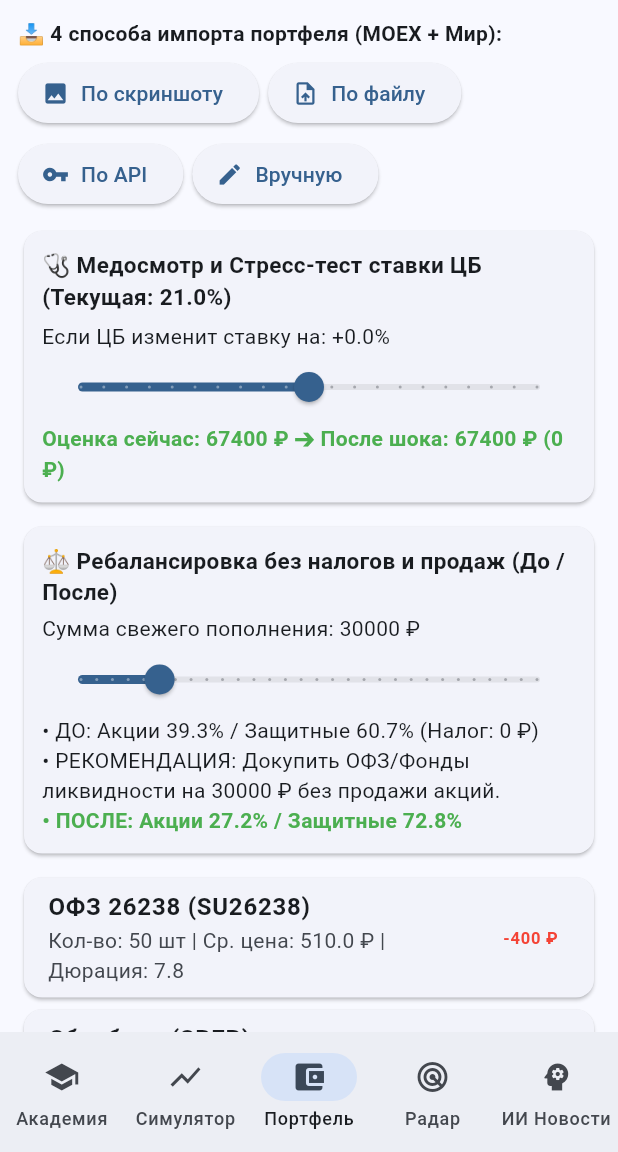
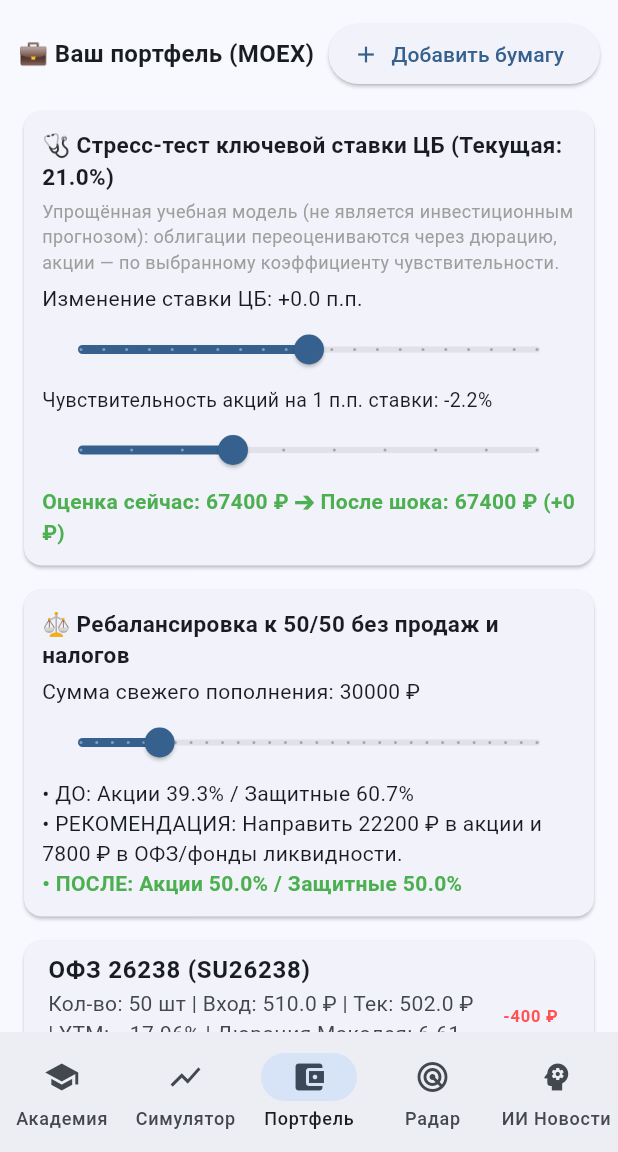
Before and after one commit to apriory50-create/invest_trainer, a Flutter app: the screen it shows after launch, item 3 of the bottom bar chosen, on a phone screen of 412 x 824 dp, the part 84-1236 px from its top. Run offline on Flutter 3.47's test engine with Material 3 defaults, Android fonts, the phone set to English and light mode, and no system bars; our stand-ins replace shared_preferences; network calls fail.

Commit message:
Update portfolio_screen.dart

```diff
--- a/lib/portfolio_screen.dart
+++ b/lib/portfolio_screen.dart
@@ -1,5 +1,6 @@
 import 'package:flutter/material.dart';
 import 'app_state.dart';
+import 'services/bond_calculator.dart';
 
 class PortfolioScreen extends StatefulWidget {
   final AppState state;
@@ -11,74 +12,142 @@ class PortfolioScreen extends StatefulWidget {
 
 class _PortfolioScreenState extends State<PortfolioScreen> {
   double _stressRateDelta = 0.0;
+  double _stockRateSensitivity = 2.2; // Допущение: % изменения акций на 1 п.п. ставки
   double _cashTopUp = 30000.0;
+
   final _tickerCtrl = TextEditingController();
+  final _nameCtrl = TextEditingController();
   final _qtyCtrl = TextEditingController(text: '10');
   final _priceCtrl = TextEditingController(text: '250');
+  final _durCtrl = TextEditingController(text: '0.0');
+  String _selectedType = 'stock';
+  String? _formError;
 
   @override
   void dispose() {
     _tickerCtrl.dispose();
+    _nameCtrl.dispose();
     _qtyCtrl.dispose();
     _priceCtrl.dispose();
+    _durCtrl.dispose();
     super.dispose();
   }
 
-  void _showImportDialog(String method) {
-    String selectedType = 'stock';
+  void _openAddAssetDialog() {
+    _formError = null;
     showDialog(
       context: context,
       builder: (ctx) => StatefulBuilder(
         builder: (context, setDialogState) => AlertDialog(
-          title: Text('Импорт: $method'),
-          content: Column(
+          title: const Text('Добавить бумагу в портфель'),
+          content: SingleChildScrollView(
+            child: Column(
               mainAxisSize: MainAxisSize.min,
               children: [
-              Text('Распознавание ($method) готово. Проверьте или добавьте бумагу:'),
-              const SizedBox(height: 8),
                 DropdownButtonFormField<String>(
-                value: selectedType,
-                decoration: const InputDecoration(labelText: 'Тип актива'),
+                  value: _selectedType,
+                  decoration: const InputDecoration(labelText: 'Класс актива'),
                   items: const [
                     DropdownMenuItem(value: 'stock', child: Text('Акция')),
-                  DropdownMenuItem(value: 'bond', child: Text('Облигация (ОФЗ)')),
-                  DropdownMenuItem(value: 'etf', child: Text('Фонд ликвидности')),
+                    DropdownMenuItem(value: 'bond', child: Text('Облигация')),
+                    DropdownMenuItem(
+                        value: 'etf', child: Text('Фонд БПИФ / Ликвидность')),
                   ],
                   onChanged: (v) {
-                  if (v != null) setDialogState(() => selectedType = v);
+                    if (v != null) setDialogState(() => _selectedType = v);
                   },
                 ),
                 TextField(
                   controller: _tickerCtrl,
-                decoration: const InputDecoration(labelText: 'Тикер (напр. LKOH, SBER, SU26238)'),
+                  decoration: const InputDecoration(
+                    labelText: 'Тикер (например: LKOH, SBER, SU26238)',
+                  ),
+                ),
+                TextField(
+                  controller: _nameCtrl,
+                  decoration: const InputDecoration(
+                    labelText: 'Название (необязательно)',
+                  ),
                 ),
                 TextField(
                   controller: _qtyCtrl,
-                decoration: const InputDecoration(labelText: 'Количество шт.'),
+                  decoration:
+                      const InputDecoration(labelText: 'Количество (шт.)'),
                   keyboardType: TextInputType.number,
                 ),
                 TextField(
                   controller: _priceCtrl,
-                decoration: const InputDecoration(labelText: 'Цена покупки ₽'),
-                keyboardType: TextInputType.number,
+                  decoration:
+                      const InputDecoration(labelText: 'Цена покупки (₽)'),
+                  keyboardType:
+                      const TextInputType.numberWithOptions(decimal: true),
+                ),
+                if (_selectedType != 'stock')
+                  TextField(
+                    controller: _durCtrl,
+                    decoration: const InputDecoration(
+                      labelText: 'Дюрация (лет, для облигаций)',
+                    ),
+                    keyboardType:
+                        const TextInputType.numberWithOptions(decimal: true),
+                  ),
+                if (_formError != null) ...[
+                  const SizedBox(height: 8),
+                  Text(
+                    _formError!,
+                    style: const TextStyle(color: Colors.red, fontSize: 13),
                   ),
                 ],
+              ],
+            ),
           ),
           actions: [
-            TextButton(onPressed: () => Navigator.pop(ctx), child: const Text('Отмена')),
+            TextButton(
+              onPressed: () => Navigator.pop(ctx),
+              child: const Text('Отмена'),
+            ),
             ElevatedButton(
               onPressed: () {
-                final t = _tickerCtrl.text.trim().isEmpty
-                    ? 'LKOH'
-                    : _tickerCtrl.text.trim().toUpperCase();
-                final q = int.tryParse(_qtyCtrl.text) ?? 10;
-                final p = double.tryParse(_priceCtrl.text) ?? 250.0;
-                final dur = selectedType == 'bond' ? 5.5 : (selectedType == 'etf' ? 0.1 : 0.0);
-                widget.state.addAsset(t, 'Актив $t', selectedType, q, p, dur);
-                setState(() {});
+                final ticker = _tickerCtrl.text.trim().toUpperCase();
+                final qty = int.tryParse(_qtyCtrl.text.trim());
+                final price =
+                    double.tryParse(_priceCtrl.text.trim().replaceAll(',', '.'));
+                final dur =
+                    double.tryParse(_durCtrl.text.trim().replaceAll(',', '.')) ??
+                        0.0;
+
+                if (ticker.isEmpty) {
+                  setDialogState(() => _formError = 'Укажите тикер бумаги');
+                  return;
+                }
+                if (qty == null || qty <= 0) {
+                  setDialogState(
+                      () => _formError = 'Количество должно быть больше 0');
+                  return;
+                }
+                if (price == null || price <= 0) {
+                  setDialogState(
+                      () => _formError = 'Укажите корректную цену больше 0');
+                  return;
+                }
+
+                final name = _nameCtrl.text.trim().isEmpty
+                    ? 'Актив $ticker'
+                    : _nameCtrl.text.trim();
+
+                widget.state.addAsset(
+                  ticker,
+                  name,
+                  _selectedType,
+                  qty,
+                  price,
+                  _selectedType == 'stock' ? 0.0 : dur,
+                );
+                _tickerCtrl.clear();
+                _nameCtrl.clear();
                 Navigator.pop(ctx);
               },
-              child: const Text('Импортировать'),
+              child: const Text('Добавить'),
             ),
           ],
         ),
@@ -98,46 +167,48 @@ class _PortfolioScreenState extends State<PortfolioScreen> {
       totalVal += val;
       if (a.type == 'stock') stocksVal += val;
 
-      final dropPct = a.type == 'stock' ? (-_stressRateDelta * 2.2) : (-a.duration * _stressRateDelta);
+      final dropPct = a.type == 'stock'
+          ? (-_stressRateDelta * _stockRateSensitivity)
+          : (-a.duration * _stressRateDelta);
       stressedVal += val * (1 + dropPct / 100);
     }
 
     final stockShareBefore = totalVal == 0 ? 0.0 : (stocksVal / totalVal * 100);
     final newTotal = totalVal + _cashTopUp;
-    final buyBondsAmount = _cashTopUp;
-    final stockShareAfter = newTotal == 0 ? 0.0 : (stocksVal / newTotal * 100);
+    final targetStocksVal = newTotal * 0.5; // Целевой баланс 50% / 50%
+    final neededForStocks =
+        (targetStocksVal - stocksVal).clamp(0.0, _cashTopUp);
+    final neededForBonds = (_cashTopUp - neededForStocks).clamp(0.0, _cashTopUp);
+    final newStocksVal = stocksVal + neededForStocks;
+    final stockShareAfter =
+        newTotal == 0 ? 0.0 : (newStocksVal / newTotal * 100);
+
+    String rebalanceAdvice;
+    if (neededForStocks > 0 && neededForBonds > 0) {
+      rebalanceAdvice =
+          'Направить ${neededForStocks.toStringAsFixed(0)} ₽ в акции и ${neededForBonds.toStringAsFixed(0)} ₽ в ОФЗ/фонды ликвидности.';
+    } else if (neededForStocks > 0) {
+      rebalanceAdvice =
+          'Докупить акции на все ${neededForStocks.toStringAsFixed(0)} ₽ (сейчас перевес в защитных активах).';
+    } else {
+      rebalanceAdvice =
+          'Докупить ОФЗ/фонды ликвидности на все ${neededForBonds.toStringAsFixed(0)} ₽ (сейчас перевес в акциях).';
+    }
 
     return ListView(
       padding: const EdgeInsets.all(12),
       children: [
+        Row(
+          mainAxisAlignment: MainAxisAlignment.spaceBetween,
+          children: [
             const Text(
-          '📥 4 способа импорта портфеля (MOEX + Мир):',
-          style: TextStyle(fontWeight: FontWeight.bold),
-        ),
-        const SizedBox(height: 6),
-        Wrap(
-          spacing: 6,
-          runSpacing: 6,
-          children: [
-            ElevatedButton.icon(
-              onPressed: () => _showImportDialog('Скриншот OCR'),
-              icon: const Icon(Icons.image, size: 18),
-              label: const Text('По скриншоту'),
+              '💼 Ваш портфель (MOEX)',
+              style: TextStyle(fontWeight: FontWeight.bold, fontSize: 16),
             ),
             ElevatedButton.icon(
-              onPressed: () => _showImportDialog('Отчёт брокера XML/CSV'),
-              icon: const Icon(Icons.upload_file, size: 18),
-              label: const Text('По файлу'),
-            ),
-            ElevatedButton.icon(
-              onPressed: () => _showImportDialog('Read-Only API токен'),
-              icon: const Icon(Icons.vpn_key, size: 18),
-              label: const Text('По API'),
-            ),
-            ElevatedButton.icon(
-              onPressed: () => _showImportDialog('Вручную MOEX'),
-              icon: const Icon(Icons.edit, size: 18),
-              label: const Text('Вручную'),
+              onPressed: _openAddAssetDialog,
+              icon: const Icon(Icons.add, size: 18),
+              label: const Text('Добавить бумагу'),
             ),
           ],
         ),
@@ -149,12 +220,18 @@ class _PortfolioScreenState extends State<PortfolioScreen> {
               crossAxisAlignment: CrossAxisAlignment.start,
               children: [
                 Text(
-                  '🩺 Медосмотр и Стресс-тест ставки ЦБ (Текущая: ${widget.state.cbRate.toStringAsFixed(1)}%)',
-                  style: const TextStyle(fontWeight: FontWeight.bold, fontSize: 15),
+                  '🩺 Стресс-тест ключевой ставки ЦБ (Текущая: ${widget.state.cbRate.toStringAsFixed(1)}%)',
+                  style: const TextStyle(
+                      fontWeight: FontWeight.bold, fontSize: 15),
+                ),
+                const SizedBox(height: 4),
+                const Text(
+                  'Упрощённая учебная модель (не является инвестиционным прогнозом): облигации переоцениваются через дюрацию, акции — по выбранному коэффициенту чувствительности.',
+                  style: TextStyle(fontSize: 12, color: Colors.grey),
                 ),
                 const SizedBox(height: 6),
                 Text(
-                  'Если ЦБ изменит ставку на: ${_stressRateDelta.isNegative ? '' : '+'}${_stressRateDelta.toStringAsFixed(1)}%',
+                  'Изменение ставки ЦБ: ${_stressRateDelta.isNegative ? '' : '+'}${_stressRateDelta.toStringAsFixed(1)} п.п.',
                 ),
                 Slider(
                   value: _stressRateDelta,
@@ -164,10 +241,23 @@ class _PortfolioScreenState extends State<PortfolioScreen> {
                   onChanged: (v) => setState(() => _stressRateDelta = v),
                 ),
                 Text(
-                  'Оценка сейчас: ${totalVal.toStringAsFixed(0)} ₽ ➔ После шока: ${stressedVal.toStringAsFixed(0)} ₽ (${(stressedVal - totalVal).toStringAsFixed(0)} ₽)',
+                  'Чувствительность акций на 1 п.п. ставки: -${_stockRateSensitivity.toStringAsFixed(1)}%',
+                  style: const TextStyle(fontSize: 13),
+                ),
+                Slider(
+                  value: _stockRateSensitivity,
+                  min: 0.5,
+                  max: 5.0,
+                  divisions: 9,
+                  onChanged: (v) => setState(() => _stockRateSensitivity = v),
+                ),
+                Text(
+                  'Оценка сейчас: ${totalVal.toStringAsFixed(0)} ₽ ➔ После шока: ${stressedVal.toStringAsFixed(0)} ₽ (${(stressedVal - totalVal).isNegative ? '' : '+'}${(stressedVal - totalVal).toStringAsFixed(0)} ₽)',
                   style: TextStyle(
                     fontWeight: FontWeight.bold,
-                    color: (stressedVal - totalVal).isNegative ? Colors.red : Colors.green,
+                    color: (stressedVal - totalVal).isNegative
+                        ? Colors.redAccent
+                        : Colors.green,
                   ),
                 ),
               ],
@@ -182,11 +272,12 @@ class _PortfolioScreenState extends State<PortfolioScreen> {
               crossAxisAlignment: CrossAxisAlignment.start,
               children: [
                 const Text(
-                  '⚖️ Ребалансировка без налогов и продаж (До / После)',
+                  '⚖️ Ребалансировка к 50/50 без продаж и налогов',
                   style: TextStyle(fontWeight: FontWeight.bold, fontSize: 15),
                 ),
                 const SizedBox(height: 4),
-                Text('Сумма свежего пополнения: ${_cashTopUp.toStringAsFixed(0)} ₽'),
+                Text(
+                    'Сумма свежего пополнения: ${_cashTopUp.toStringAsFixed(0)} ₽'),
                 Slider(
                   value: _cashTopUp,
                   min: 5000,
@@ -195,14 +286,13 @@ class _PortfolioScreenState extends State<PortfolioScreen> {
                   onChanged: (v) => setState(() => _cashTopUp = v),
                 ),
                 Text(
-                  '• ДО: Акции ${stockShareBefore.toStringAsFixed(1)}% / Защитные ${(100 - stockShareBefore).toStringAsFixed(1)}% (Налог: 0 ₽)',
+                  '• ДО: Акции ${stockShareBefore.toStringAsFixed(1)}% / Защитные ${(100 - stockShareBefore).toStringAsFixed(1)}%',
                 ),
-                Text(
-                  '• РЕКОМЕНДАЦИЯ: Докупить ОФЗ/Фонды ликвидности на ${buyBondsAmount.toStringAsFixed(0)} ₽ без продажи акций.',
-                ),
+                Text('• РЕКОМЕНДАЦИЯ: $rebalanceAdvice'),
                 Text(
                   '• ПОСЛЕ: Акции ${stockShareAfter.toStringAsFixed(1)}% / Защитные ${(100 - stockShareAfter).toStringAsFixed(1)}%',
-                  style: const TextStyle(fontWeight: FontWeight.bold, color: Colors.green),
+                  style: const TextStyle(
+                      fontWeight: FontWeight.bold, color: Colors.green),
                 ),
               ],
             ),
@@ -211,14 +301,36 @@ class _PortfolioScreenState extends State<PortfolioScreen> {
         const SizedBox(height: 8),
         ...items.map((a) {
           final pnl = (a.currPrice - a.buyPrice) * a.qty;
+          String bondMetrics = '';
+          if (a.type == 'bond') {
+            final ytm = BondCalculator.calculateYTM(
+              currentPrice: a.currPrice,
+              nominal: 1000.0,
+              couponRate: a.coupon,
+              yearsToMaturity: a.duration > 0 ? a.duration : 5.0,
+            );
+            final macDur = BondCalculator.calculateDuration(
+              currentPrice: a.currPrice,
+              nominal: 1000.0,
+              couponRate: a.coupon,
+              yearsToMaturity: a.duration > 0 ? a.duration : 5.0,
+            );
+            bondMetrics = ' | YTM: ~$ytm% | Дюрация Маколея: $macDur г.';
+          }
+
           return Card(
             child: ListTile(
-              title: Text('${a.name} (${a.ticker})', style: const TextStyle(fontWeight: FontWeight.bold)),
-              subtitle: Text('Кол-во: ${a.qty} шт | Ср. цена: ${a.buyPrice} ₽ | Дюрация: ${a.duration}'),
+              title: Text(
+                '${a.name} (${a.ticker})',
+                style: const TextStyle(fontWeight: FontWeight.bold),
+              ),
+              subtitle: Text(
+                'Кол-во: ${a.qty} шт | Вход: ${a.buyPrice} ₽ | Тек: ${a.currPrice} ₽$bondMetrics',
+              ),
               trailing: Text(
                 '${pnl.isNegative ? '' : '+'}${pnl.toStringAsFixed(0)} ₽',
                 style: TextStyle(
-                  color: pnl.isNegative ? Colors.red : Colors.green,
+                  color: pnl.isNegative ? Colors.redAccent : Colors.green,
                   fontWeight: FontWeight.bold,
                 ),
               ),
```
Lines whose indentation alone changed are shown as unchanged.
